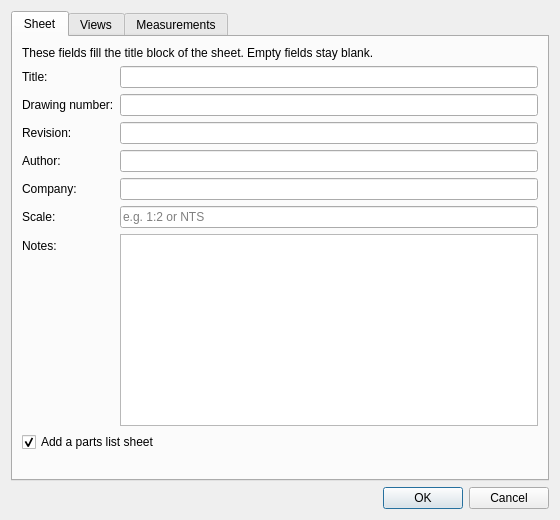
Old version of the form ui/Pdf3D/Pdf3DExportDialog.ui in the repository sharjith/ModelViewer-Qt.
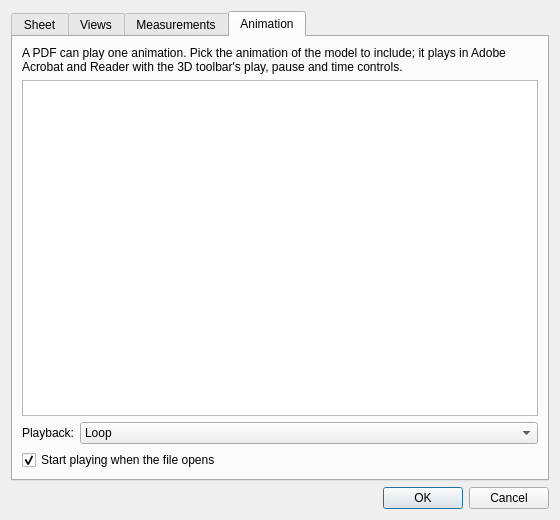
New version of the form. The open tabs and pages were chosen to show the change.

Commit message: 3D PDF: export an animation (U3D key frames); Create Animation marks the document modified

What changed in the file:
```diff
--- a/ui/Pdf3D/Pdf3DExportDialog.ui
+++ b/ui/Pdf3D/Pdf3DExportDialog.ui
@@ -291,6 +291,70 @@
        </item>
       </layout>
      </widget>
+     <widget class="QWidget" name="animationTab">
+      <attribute name="title">
+       <string>Animation</string>
+      </attribute>
+      <layout class="QVBoxLayout" name="animationLayout">
+       <item>
+        <widget class="QLabel" name="animationIntroLabel">
+         <property name="text">
+          <string>A PDF can play one animation. Pick the animation of the model to include; it plays in Adobe Acrobat and Reader with the 3D toolbar's play, pause and time controls.</string>
+         </property>
+         <property name="wordWrap">
+          <bool>true</bool>
+         </property>
+        </widget>
+       </item>
+       <item>
+        <widget class="QListWidget" name="animationList"/>
+       </item>
+       <item>
+        <layout class="QFormLayout" name="animationForm">
+         <item row="0" column="0">
+          <widget class="QLabel" name="playbackLabel">
+           <property name="text">
+            <string>Playback:</string>
+           </property>
+          </widget>
+         </item>
+         <item row="0" column="1">
+          <widget class="QComboBox" name="playbackCombo">
+           <item>
+            <property name="text">
+             <string>Loop</string>
+            </property>
+           </item>
+           <item>
+            <property name="text">
+             <string>Back and forth</string>
+            </property>
+           </item>
+           <item>
+            <property name="text">
+             <string>Once</string>
+            </property>
+           </item>
+          </widget>
+         </item>
+        </layout>
+       </item>
+       <item>
+        <widget class="QCheckBox" name="autoStartCheck">
+         <property name="toolTip">
+          <string>The 3D area is live when the file opens and the animation starts by itself.
+Unticked: the reader clicks the 3D area and presses play.</string>
+         </property>
+         <property name="text">
+          <string>Start playing when the file opens</string>
+         </property>
+         <property name="checked">
+          <bool>true</bool>
+         </property>
+        </widget>
+       </item>
+      </layout>
+     </widget>
     </widget>
    </item>
    <item>
```
The commit also changes 17 other files.
